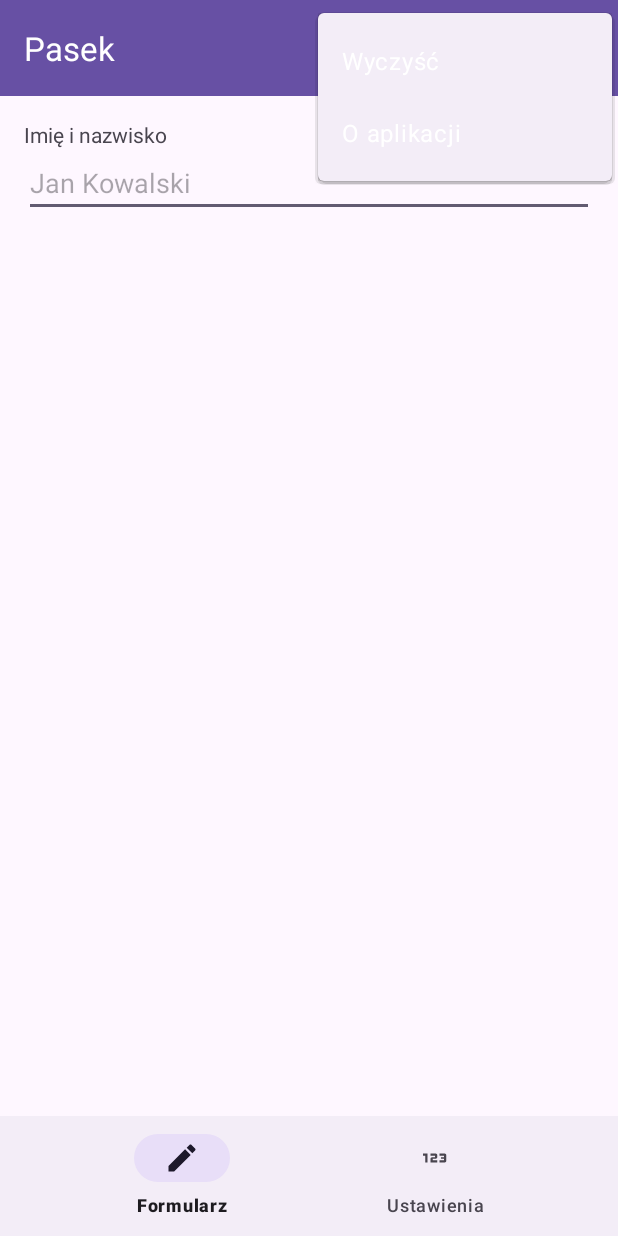
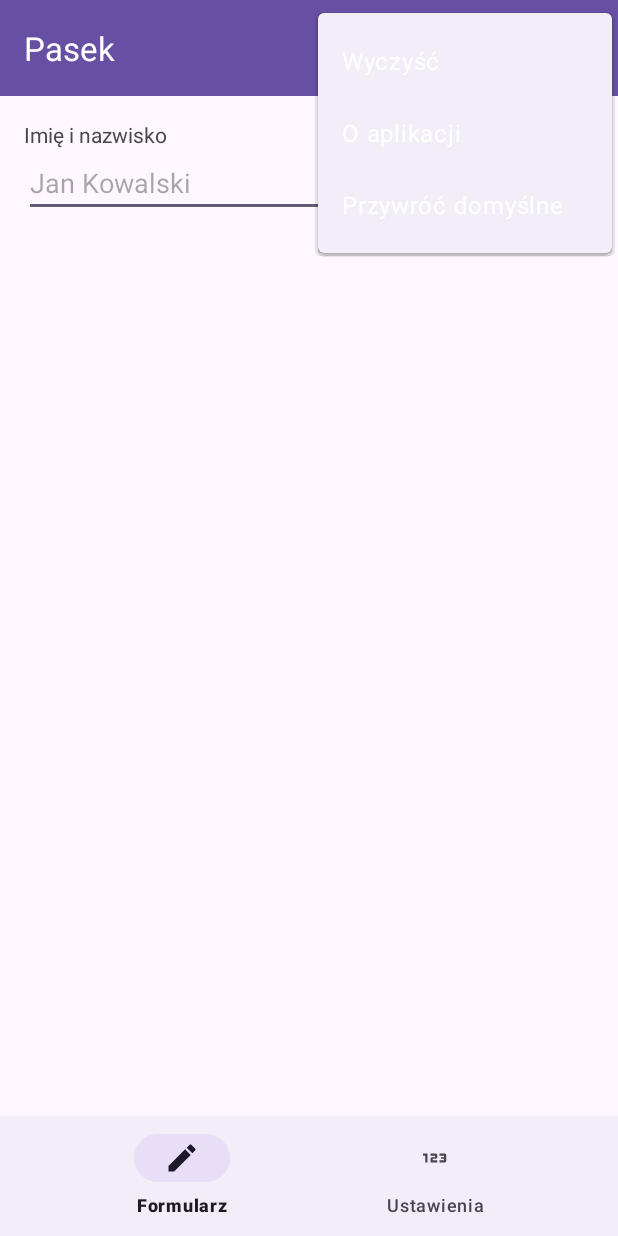
Before and after one commit to asylium0/Menu-i-nawigacja, an Android app: the screen it shows after launch (MainActivity), with the options menu open, on a phone screen of 412 x 824 dp. Run offline under Robolectric (Android 15) with nearby library versions, the phone set to English and light mode, and no system bars.

Commit message:
feat: Dodano przywrocenie opcji domyslnych

```diff
--- a/app/src/main/res/menu/menu_main.xml
+++ b/app/src/main/res/menu/menu_main.xml
@@ -18,4 +18,9 @@
         android:title="@string/action_about"
         app:showAsAction="never" />
 
+    <item
+        android:id="@+id/action_default"
+        android:title="@string/action_default"
+        app:showAsAction="never" />
+
 </menu>
--- a/app/src/main/res/values/strings.xml
+++ b/app/src/main/res/values/strings.xml
@@ -5,6 +5,7 @@
     <string name="action_share">Udostępnij</string>
     <string name="action_clear">Wyczyść</string>
     <string name="action_about">O aplikacji</string>
+    <string name="action_default">Przywróć domyślne</string>
 
     <string name="nav_form">Formularz</string>
     <string name="nav_settings">Ustawienia</string>
@@ -23,4 +24,9 @@
     <string name="nothing_to_share">Najpierw wpisz imię</string>
 
     <string name="tv_settings">Aktualnie wybrano: %s</string>
+
+    <string name="confirm_title">Na pewno?</string>
+    <string name="confirm_message">Przywrócić domyślne?</string>
+    <string name="yes">Tak</string>
+    <string name="no">Nie</string>
 </resources>
```
Also changed, not shown: app/src/main/java/com/example/menuinawigacja/MainActivity.java (+19 -0 lines).
